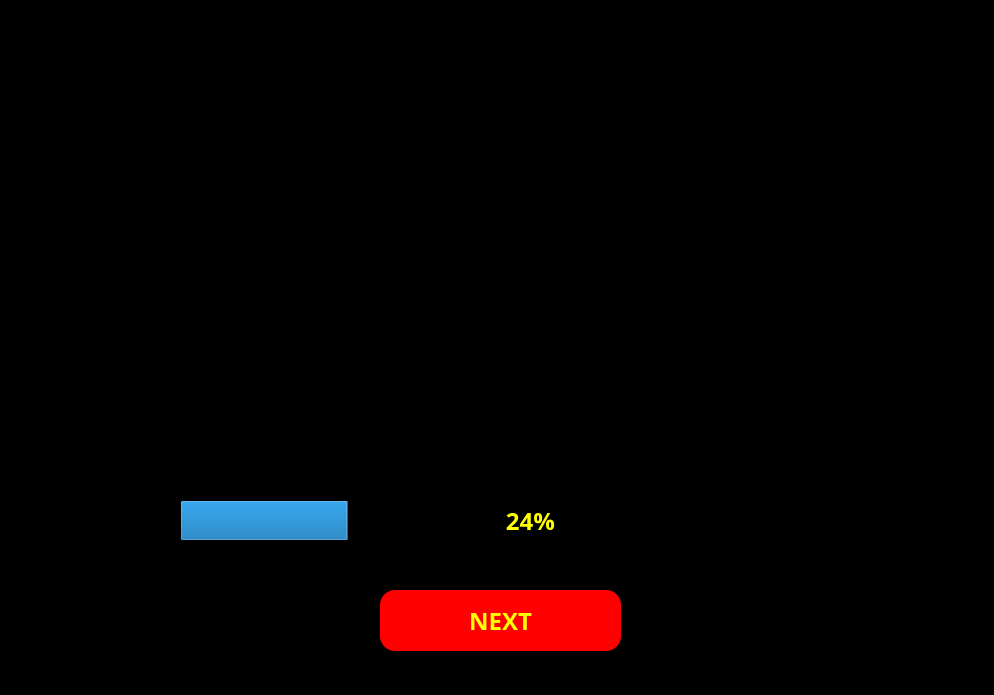
Above: main_window.ui from Kaushal03/Stock-Management-System before the change. Below: the same form after it.
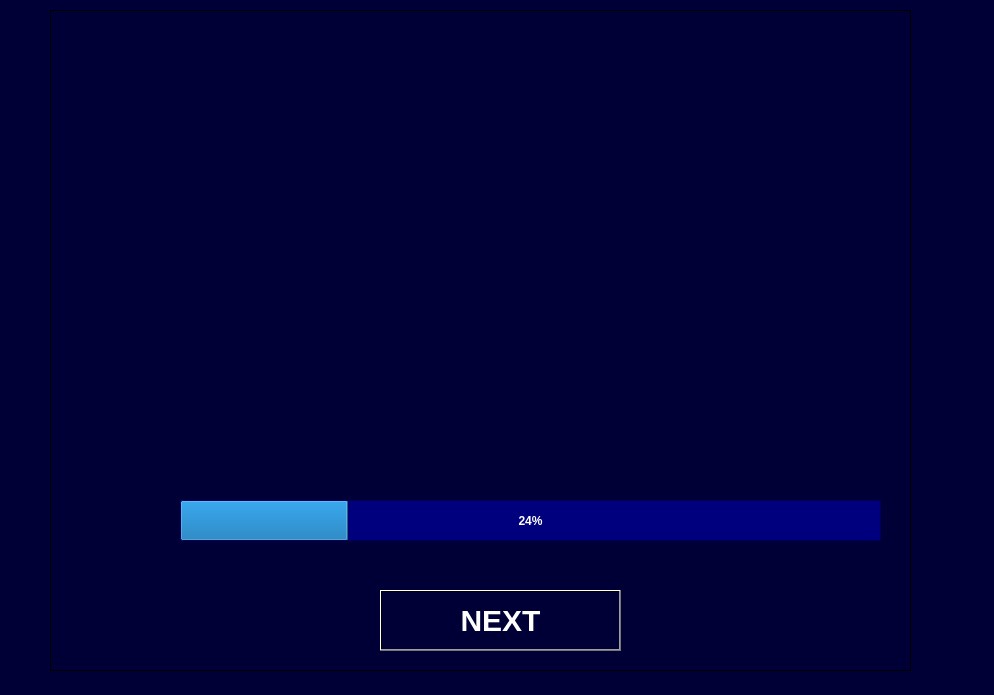
That is the form after the change. Icons and pictures are not drawn.

Patch:
```diff
--- a/main_window.ui
+++ b/main_window.ui
@@ -14,50 +14,7 @@
    <string>MainWindow</string>
   </property>
   <property name="styleSheet">
-   <string notr="true">*{
-background:rgba;
-font-family:century gothic;
-font-size:24px;
-}
-QFrame
-{
-background:rgba;
-border-radius:15px
-}
-QPushButton
-{
-background:red;
-border-radius:60px;
-}
-QToolButton
-{
-background:red;
-border-radius:60px;
-}
-QLabel
-{
-color:white;
-background:transparent;
-}
-QPushButton
-{
-color:white;
-border-radius:15px;
-}
-QPushButton:hover
-{
-color:#333;
-border-radius:15px;
-background:#49ebff;
-}
-QLineEdit
-{
-background:transparent;
-border:none;
-color:#717072;
-border-bottom:1px solid #717072
-}
-</string>
+   <string notr="true">background-color: qlineargradient(spread:pad, x1:0.721909, y1:0.205, x2:1, y2:0, stop:1 rgba(0, 0, 55, 255));</string>
   </property>
   <widget class="QWidget" name="centralwidget">
    <widget class="QFrame" name="frame">
@@ -71,6 +28,7 @@
     </property>
     <property name="styleSheet">
      <string notr="true">color:yellow;
+background-color: qlineargradient(spread:pad, x1:0.721909, y1:0.205, x2:1, y2:0, stop:1 rgba(0, 0, 55, 255));
 </string>
     </property>
     <property name="frameShape">
@@ -83,7 +41,7 @@
      <property name="geometry">
       <rect>
        <x>210</x>
-       <y>-10</y>
+       <y>30</y>
        <width>471</width>
        <height>441</height>
       </rect>
@@ -105,7 +63,12 @@
       </rect>
      </property>
      <property name="styleSheet">
-      <string notr="true">font-weight:bold;</string>
+      <string notr="true">FONT-SIZE:30PX;
+background-color: rgb(0, 0, 107);
+
+font-weight:bold;
+color: white;
+background-color: rgb(0, 0, 127);</string>
      </property>
      <property name="value">
       <number>24</number>
@@ -122,14 +85,16 @@
      </property>
      <property name="font">
       <font>
-       <family>century gothic</family>
        <pointsize>-1</pointsize>
        <weight>75</weight>
        <bold>true</bold>
       </font>
      </property>
      <property name="styleSheet">
-      <string notr="true">font-weight: bold;</string>
+      <string notr="true">font-size:30px;
+color: rgb(0, 0, 127);
+color: rgb(255, 255, 255);
+font-weight: bold;</string>
      </property>
      <property name="text">
       <string>NEXT</string>
```
